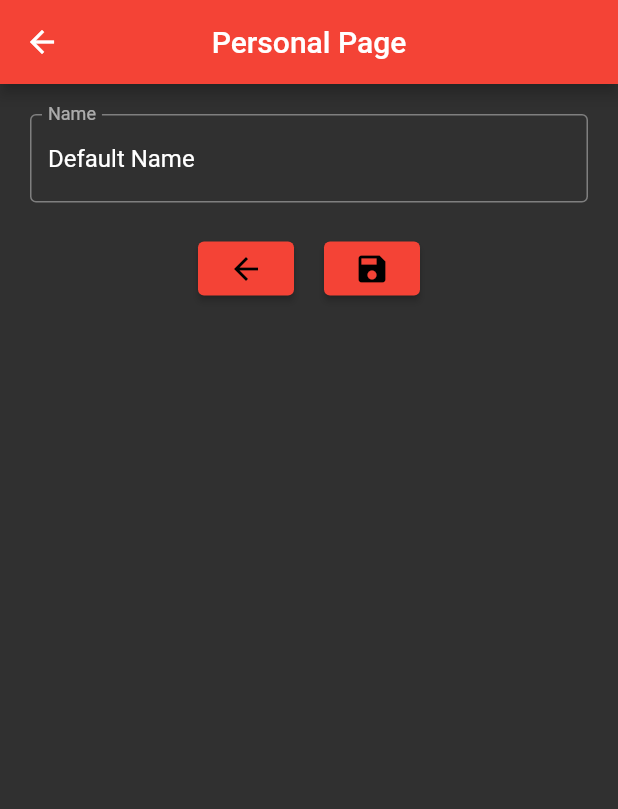
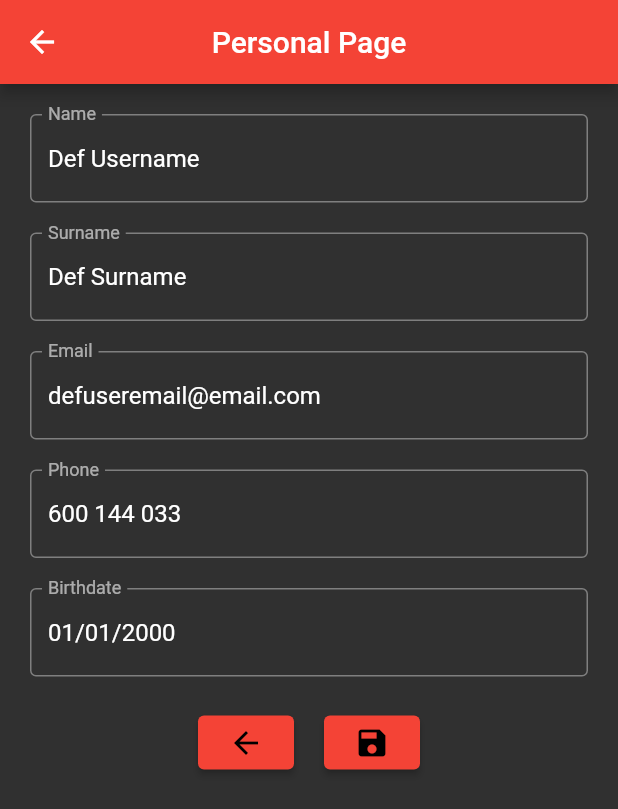
Before and after one commit to Snnas04/S2P-PMM, a Flutter app: the PersonalPage screen opened by its route, on a phone screen of 412 x 824 dp. Shown: the top 809 px of the screen. Run offline on Flutter 3.47's test engine with Material 2 defaults, Android fonts, the phone set to English and light mode, and no system bars; our stand-ins replace animated_text_kit.

Commit message:
petits canvis antes del video

```diff
--- a/FluttersProjects/practica_t1/lib/main.dart
+++ b/FluttersProjects/practica_t1/lib/main.dart
@@ -9,10 +9,10 @@ void main() {
 
   // Crear un usuario predeterminado con valores ficticios.
   UserInfo defaultUser = UserInfo(
-    name: 'Default Name',
-    surname: 'Default Surname',
-    email: 'default@email.com',
-    phone: '1234567890',
+    name: 'Def Username',
+    surname: 'Def Surname',
+    email: 'defuseremail@email.com',
+    phone: '600 144 033',
     birthdate: '01/01/2000',
   );
 
--- a/FluttersProjects/practica_t1/lib/screens/PersonalPage.dart
+++ b/FluttersProjects/practica_t1/lib/screens/PersonalPage.dart
@@ -17,7 +17,6 @@ class PersonalPage extends StatelessWidget {
   Widget build(BuildContext context) {
     // Obtener el modelo de información del usuario del contexto.
     final userInfoModel = Provider.of<UserInfoModel>(context);
-
     // Obtener la información del usuario actual.
     final userInfo = userInfoModel.userInfo;
 
@@ -30,8 +29,8 @@ class PersonalPage extends StatelessWidget {
 
     return Scaffold(
       appBar: AppBar(
-        title: const Text('Personal Page'), // Título de la barra de la aplicación.
-        centerTitle: true, // Centrar el título en la barra de la aplicación.
+        title: const Text('Personal Page'),
+        centerTitle: true,
       ),
       body: _userInfo(context, userInfo, userInfoModel), // Llamar a la función _userInfo para construir el contenido de la página.
     );
@@ -65,17 +64,66 @@ class PersonalPage extends StatelessWidget {
           ),
           controller: nameController,
           onChanged: (value) {
-            userInfo = userInfo.copyWith(name: value);
-          }, // Utilizar el nameController para actualizar el nombre del usuario.
+          userInfo = userInfo.copyWith(name: value);
+        }, // Utilizar el nameController para actualizar el nombre del usuario.
         ),
 
         const SizedBox(height: 20,),
 
-        // Repetir el mismo patrón para otros campos del usuario (Surname, Email, Phone, Birthdate).
+        TextField(
+          decoration: const InputDecoration(
+            border: OutlineInputBorder(),
+            labelText: 'Surname',
+          ),
+          controller: surnameController,
+          onChanged: (value) {
+          userInfo = userInfo.copyWith(surname: value);
+        },  // Utilizar el surnameController para actualizar el nombre del usuario.
+        ),
 
-        _buttons(context, userInfoModel) // Llamar a la función _buttons para mostrar los botones de navegación.
-      ],
-    );
+        const SizedBox(height: 20,),
+
+        TextField(
+          decoration: const InputDecoration(
+            border: OutlineInputBorder(),
+            labelText: 'Email',
+          ),
+          controller: emailController,
+          onChanged: (value) {
+          userInfo = userInfo.copyWith(email: value);
+        },  // Utilizar el emailController para actualizar el nombre del usuario.
+        ),
+
+        const SizedBox(height: 20,),
+
+        TextField(
+          decoration: const InputDecoration(
+            border: OutlineInputBorder(),
+            labelText: 'Phone',
+          ),
+          controller: phoneController,
+          onChanged: (value) {
+          userInfo = userInfo.copyWith(phone: value);
+        }, // Utilizar el phoneController para actualizar el nombre del usuario.
+        ),
+
+        const SizedBox(height: 20,),
+
+        TextField(
+          decoration: const InputDecoration(
+            border: OutlineInputBorder(),
+            labelText: 'Birthdate',
+          ),
+          controller: birthdateController,
+          onChanged: (value) {
+          userInfo = userInfo.copyWith(birthdate: value);
+        },  // Utilizar el birthdateController para actualizar el nombre del usuario.
+        ),
+
+        const SizedBox(height: 20,),
+
+        _buttons(context, userInfoModel)
+      ]);
   }
 
   // Función para construir los botones de navegación.
@@ -85,7 +133,7 @@ class PersonalPage extends StatelessWidget {
       children: [
         ElevatedButton(
           onPressed: () {
-            Navigator.pop(context); // Navegar de regreso a la página anterior.
+            Navigator.pop(context); // Volvera a la pagina anterior.
           },
           child: const Icon(Icons.arrow_back),
         ),
@@ -94,7 +142,7 @@ class PersonalPage extends StatelessWidget {
 
         ElevatedButton(
           onPressed: () {
-            // Crear un nuevo objeto UserInfo con los datos actualizados del formulario.
+            // Actualizar la infromacin del usuario con los valores ingresados en el formulario.
             UserInfo updatedUserInfo = UserInfo(
               name: nameController.text,
               surname: surnameController.text,
@@ -103,10 +151,8 @@ class PersonalPage extends StatelessWidget {
               birthdate: birthdateController.text,
             );
 
-            // Actualizar el modelo de información del usuario con la información actualizada.
-            userInfoModel.updateUserInfo(updatedUserInfo);
-
-            Navigator.pop(context); // Navegar de regreso a la página anterior.
+            userInfoModel.updateUserInfo(updatedUserInfo); // Actualizar el modelo de información del usuario.
+            Navigator.pop(context); // Volvera a la pagina anterior.
           },
           child: const Icon(Icons.save),
         ),
```
